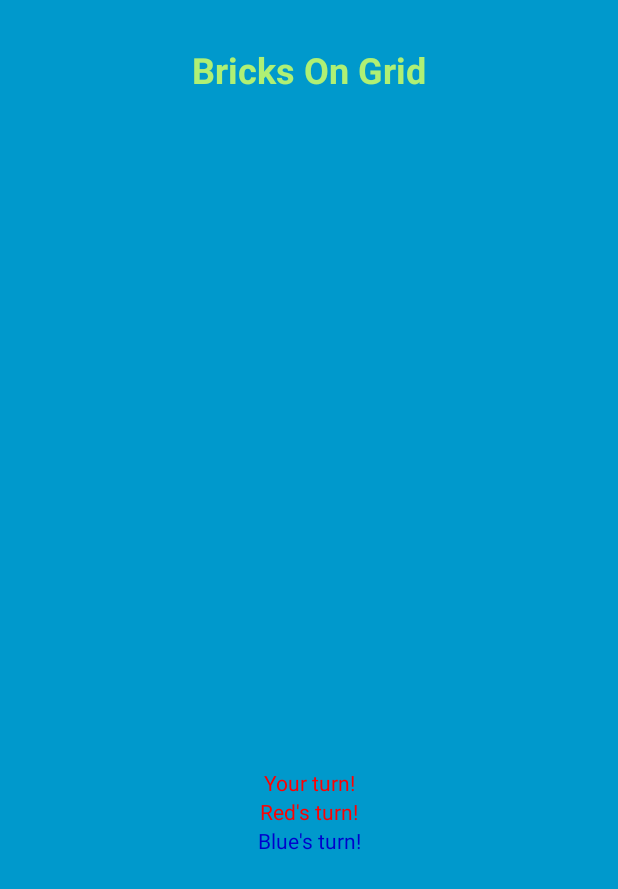
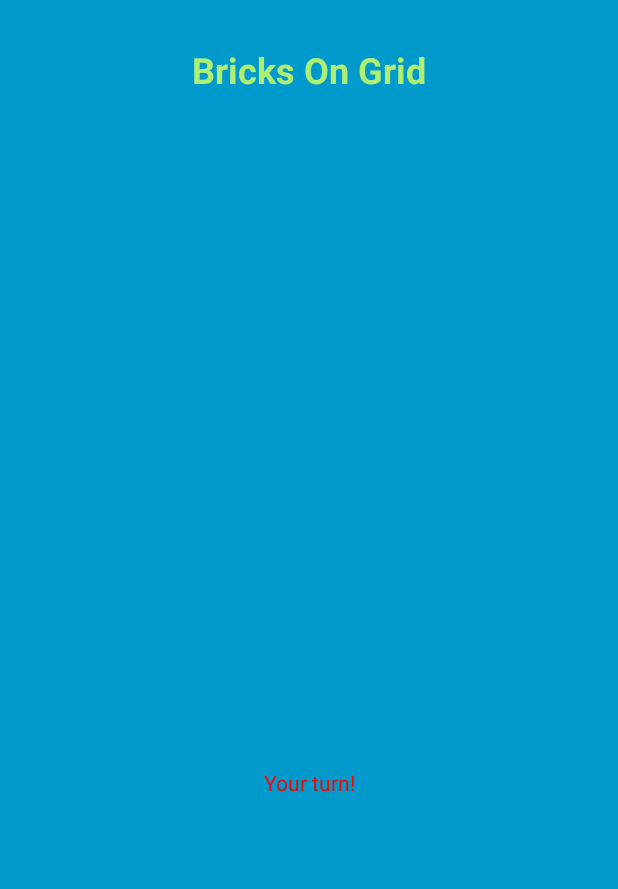
Before and after one commit to sazid1462/BricksOnGrid, an Android app: the GameActivity screen opened directly, with no data from a screen before it, on a phone screen of 412 x 824 dp. Shown: the top 889 px of the screen. Run offline under Robolectric (Android 15) with nearby library versions, the phone set to English and light mode, and no system bars.

Commit message:
AI Disabled mode implemented

```diff
--- a/app/src/main/java/com/shakeme/sazedul/games/bricksongrid/GameActivity.java
+++ b/app/src/main/java/com/shakeme/sazedul/games/bricksongrid/GameActivity.java
@@ -707,7 +707,7 @@ public class GameActivity extends Activity implements
                     }
                 }
             } else {
-                if (!isItRed) {
+                if (isItRed) {
                     if (integers[0] == -1 || integers[1] == -1) {
                         Toast.makeText(GameActivity.this, "Blue Wins!", Toast.LENGTH_LONG).show();
                         gameView.startAnimation(animBlink);
--- a/app/src/main/res/layout/activity_game.xml
+++ b/app/src/main/res/layout/activity_game.xml
@@ -141,6 +141,7 @@
             android:text="@string/your_turn"
             android:gravity="center_horizontal"
             android:textColor="@color/red"
+            android:visibility="gone"
             android:layout_width="fill_parent"
             android:layout_height="wrap_content" />
         <TextView
@@ -148,6 +149,7 @@
             android:text="@string/rival_turn"
             android:gravity="center_horizontal"
             android:textColor="@color/blue"
+            android:visibility="gone"
             android:layout_width="fill_parent"
             android:layout_height="wrap_content" />
         <TextView
@@ -155,6 +157,7 @@
             android:text="@string/red_turn"
             android:gravity="center_horizontal"
             android:textColor="@color/red"
+            android:visibility="gone"
             android:layout_width="fill_parent"
             android:layout_height="wrap_content" />
         <TextView
@@ -162,6 +165,7 @@
             android:text="@string/blue_turn"
             android:gravity="center_horizontal"
             android:textColor="@color/blue"
+            android:visibility="gone"
             android:layout_width="fill_parent"
             android:layout_height="wrap_content" />
     </LinearLayout>
```
